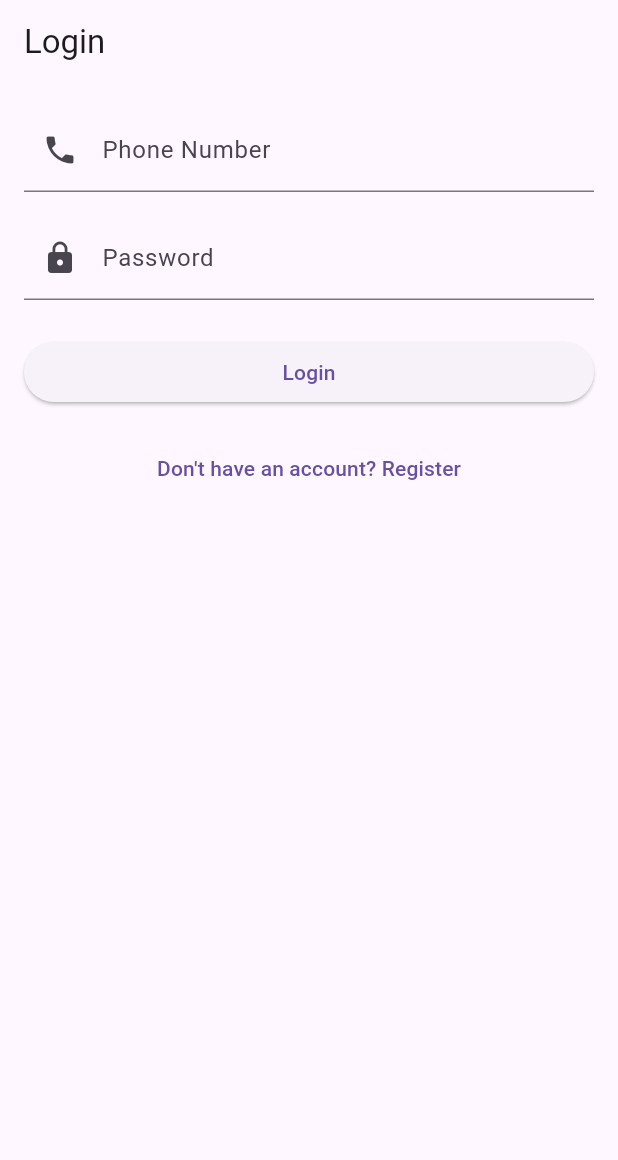
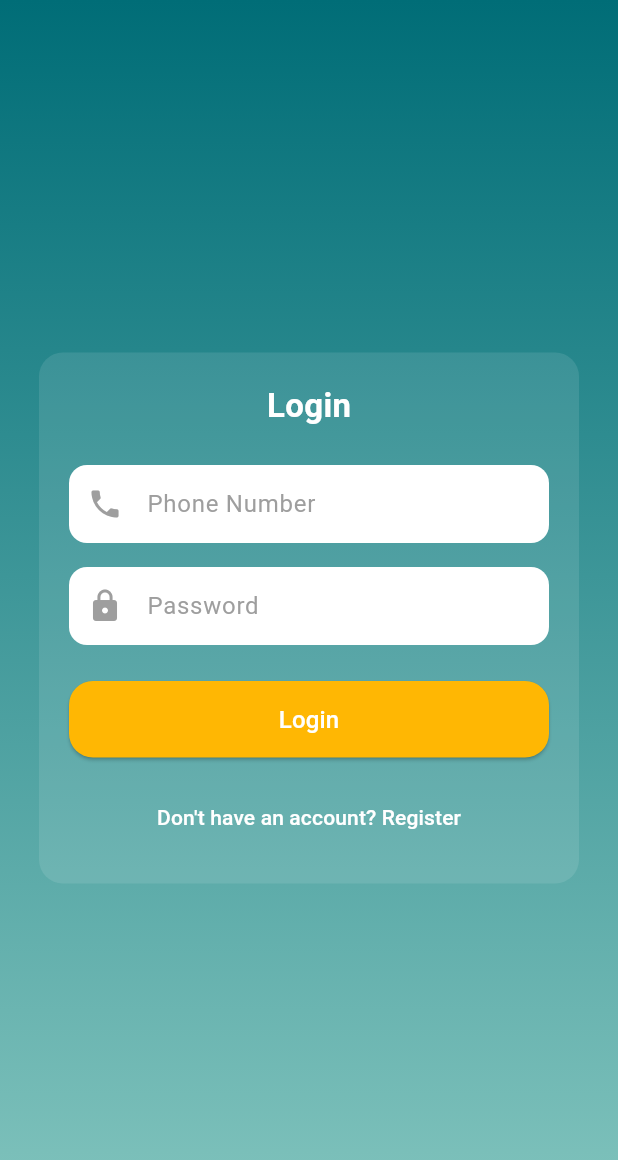
Before and after one commit to MarronMw/mkhonde_app, a Flutter app: the screen it shows after launch, after a tap on "Register", after a tap on "Already have an account? Login", on a phone screen of 412 x 824 dp. Shown: the top 1160 px of the screen. Run offline on Flutter 3.47's test engine with Material 3 defaults, Android fonts, the phone set to English and light mode, and no system bars; our stand-ins replace font_awesome_flutter, sqflite; accounts and stored records are empty.

Commit message:
login and register screen

```diff
--- a/mkhonde_ui/lib/screens/login_screen.dart
+++ b/mkhonde_ui/lib/screens/login_screen.dart
@@ -21,20 +21,61 @@ class _LoginScreenState extends State<LoginScreen> {
     super.dispose();
   }
 
+  InputDecoration _buildInputDecoration(String label, IconData icon) {
+    return InputDecoration(
+      filled: true,
+      fillColor: Colors.white,
+      prefixIcon: Icon(icon, color: Colors.grey),
+      labelText: label,
+      labelStyle: const TextStyle(color: Colors.grey),
+      contentPadding: const EdgeInsets.symmetric(vertical: 14, horizontal: 16),
+      border: OutlineInputBorder(
+        borderRadius: BorderRadius.circular(12),
+        borderSide: BorderSide.none,
+      ),
+    );
+  }
+
   @override
   Widget build(BuildContext context) {
     final authProvider = context.watch<AuthProvider>();
 
     return Scaffold(
-      appBar: AppBar(title: const Text('Login')),
-      body: authProvider.isLoading
+      body: Container(
+        width: double.infinity,
+        height: double.infinity,
+        decoration: const BoxDecoration(
+          gradient: LinearGradient(
+            colors: [Color(0xFF006D77), Color(0xFF83C5BE)],
+            begin: Alignment.topCenter,
+            end: Alignment.bottomCenter,
+          ),
+        ),
+        child: authProvider.isLoading
             ? const Center(child: CircularProgressIndicator())
-          : SingleChildScrollView(
-        padding: const EdgeInsets.all(16),
+            : Center(
+          child: SingleChildScrollView(
+            padding: const EdgeInsets.symmetric(horizontal: 24, vertical: 36),
+            child: Container(
+              padding: const EdgeInsets.all(20),
+              decoration: BoxDecoration(
+                color: Colors.white.withOpacity(0.1),
+                borderRadius: BorderRadius.circular(16),
+              ),
+              width: 360,
               child: Form(
                 key: _formKey,
                 child: Column(
                   children: [
+                    const Text(
+                      'Login',
+                      style: TextStyle(
+                        color: Colors.white,
+                        fontSize: 22,
+                        fontWeight: FontWeight.bold,
+                      ),
+                    ),
+                    const SizedBox(height: 24),
                     if (authProvider.error != null)
                       Padding(
                         padding: const EdgeInsets.only(bottom: 16),
@@ -45,11 +86,8 @@ class _LoginScreenState extends State<LoginScreen> {
                       ),
                     TextFormField(
                       controller: _phoneController,
-                decoration: const InputDecoration(
-                  labelText: 'Phone Number',
-                  prefixIcon: Icon(Icons.phone),
-                ),
                       keyboardType: TextInputType.phone,
+                      decoration: _buildInputDecoration('Phone Number', Icons.phone),
                       validator: (value) {
                         if (value == null || value.isEmpty) {
                           return 'Please enter your phone number';
@@ -60,11 +98,8 @@ class _LoginScreenState extends State<LoginScreen> {
                     const SizedBox(height: 16),
                     TextFormField(
                       controller: _passwordController,
-                decoration: const InputDecoration(
-                  labelText: 'Password',
-                  prefixIcon: Icon(Icons.lock),
-                ),
                       obscureText: true,
+                      decoration: _buildInputDecoration('Password', Icons.lock),
                       validator: (value) {
                         if (value == null || value.isEmpty) {
                           return 'Please enter your password';
@@ -94,17 +129,33 @@ class _LoginScreenState extends State<LoginScreen> {
                             }
                           }
                         },
-                  child: const Text('Login'),
+                        style: ElevatedButton.styleFrom(
+                          backgroundColor: const Color(0xFFFFB703),
+                          padding: const EdgeInsets.symmetric(vertical: 14),
+                          shape: RoundedRectangleBorder(
+                            borderRadius: BorderRadius.circular(16),
+                          ),
+                        ),
+                        child: const Text(
+                          'Login',
+                          style: TextStyle(fontSize: 16, color: Colors.white),
+                        ),
                       ),
                     ),
                     const SizedBox(height: 16),
                     TextButton(
                       onPressed: () {
-                  Navigator.pushReplacementNamed(context, '/register');
+                        Navigator.pushReplacementNamed(context, '/');
                       },
-                child: const Text('Don\'t have an account? Register'),
+                      child: const Text(
+                        "Don't have an account? Register",
+                        style: TextStyle(color: Colors.white),
+                      ),
                     ),
                   ],
+                ),
+              ),
+            ),
           ),
         ),
       ),
--- a/mkhonde_ui/lib/screens/registration_screen.dart
+++ b/mkhonde_ui/lib/screens/registration_screen.dart
@@ -1,7 +1,6 @@
 import 'package:flutter/material.dart';
 import 'package:provider/provider.dart';
 import '../providers/auth_provider.dart';
-
 
 class RegistrationScreen extends StatefulWidget {
   const RegistrationScreen({super.key});
@@ -26,20 +25,61 @@ class _RegistrationScreenState extends State<RegistrationScreen> {
     super.dispose();
   }
 
+  InputDecoration _buildInputDecoration(String label, IconData icon) {
+    return InputDecoration(
+      filled: true,
+      fillColor: Colors.white,
+      prefixIcon: Icon(icon, color: Colors.grey),
+      labelText: label,
+      labelStyle: const TextStyle(color: Colors.grey),
+      contentPadding: const EdgeInsets.symmetric(vertical: 14, horizontal: 16),
+      border: OutlineInputBorder(
+        borderRadius: BorderRadius.circular(12),
+        borderSide: BorderSide.none,
+      ),
+    );
+  }
+
   @override
   Widget build(BuildContext context) {
     final authProvider = context.watch<AuthProvider>();
 
     return Scaffold(
-      appBar: AppBar(title: const Text('Register')),
-      body: authProvider.isLoading
+      body: Container(
+        width: double.infinity,
+        height: double.infinity,
+        decoration: const BoxDecoration(
+          gradient: LinearGradient(
+            colors: [Color(0xFF006D77), Color(0xFF83C5BE)],
+            begin: Alignment.topCenter,
+            end: Alignment.bottomCenter,
+          ),
+        ),
+        child: authProvider.isLoading
             ? const Center(child: CircularProgressIndicator())
-          : SingleChildScrollView(
-        padding: const EdgeInsets.all(16),
+            : Center(
+          child: SingleChildScrollView(
+            padding: const EdgeInsets.symmetric(horizontal: 24, vertical: 36),
+            child: Container(
+              padding: const EdgeInsets.all(20),
+              decoration: BoxDecoration(
+                color: Colors.white.withOpacity(0.1),
+                borderRadius: BorderRadius.circular(16),
+              ),
+              width: 360,
               child: Form(
                 key: _formKey,
                 child: Column(
                   children: [
+                    const Text(
+                      'Register',
+                      style: TextStyle(
+                        color: Colors.white,
+                        fontSize: 22,
+                        fontWeight: FontWeight.bold,
+                      ),
+                    ),
+                    const SizedBox(height: 24),
                     if (authProvider.error != null)
                       Padding(
                         padding: const EdgeInsets.only(bottom: 16),
@@ -50,10 +90,7 @@ class _RegistrationScreenState extends State<RegistrationScreen> {
                       ),
                     TextFormField(
                       controller: _nameController,
-                decoration: const InputDecoration(
-                  labelText: 'Full Name',
-                  prefixIcon: Icon(Icons.person),
-                ),
+                      decoration: _buildInputDecoration('Full Name', Icons.person),
                       validator: (value) {
                         if (value == null || value.isEmpty) {
                           return 'Please enter your name';
@@ -61,15 +98,11 @@ class _RegistrationScreenState extends State<RegistrationScreen> {
                         return null;
                       },
                     ),
-
                     const SizedBox(height: 16),
                     TextFormField(
                       controller: _phoneController,
-                decoration: const InputDecoration(
-                  labelText: 'Phone Number',
-                  prefixIcon: Icon(Icons.phone),
-                ),
                       keyboardType: TextInputType.phone,
+                      decoration: _buildInputDecoration('Phone Number', Icons.phone),
                       validator: (value) {
                         if (value == null || value.isEmpty) {
                           return 'Please enter your phone number';
@@ -80,11 +113,8 @@ class _RegistrationScreenState extends State<RegistrationScreen> {
                     const SizedBox(height: 16),
                     TextFormField(
                       controller: _passwordController,
-                decoration: const InputDecoration(
-                  labelText: 'Password',
-                  prefixIcon: Icon(Icons.lock),
-                ),
                       obscureText: true,
+                      decoration: _buildInputDecoration('Password', Icons.lock),
                       validator: (value) {
                         if (value == null || value.isEmpty) {
                           return 'Please enter a password';
@@ -98,11 +128,8 @@ class _RegistrationScreenState extends State<RegistrationScreen> {
                     const SizedBox(height: 16),
                     TextFormField(
                       controller: _confirmPasswordController,
-                decoration: const InputDecoration(
-                  labelText: 'Confirm Password',
-                  prefixIcon: Icon(Icons.lock),
-                ),
                       obscureText: true,
+                      decoration: _buildInputDecoration('Confirm Password', Icons.lock_outline),
                       validator: (value) {
                         if (value != _passwordController.text) {
                           return 'Passwords do not match';
@@ -127,13 +154,23 @@ class _RegistrationScreenState extends State<RegistrationScreen> {
                               Navigator.pushReplacementNamed(
                                 context,
                                 authProvider.currentUser?['languageCode'] == null
-                                ? '/language'
-                                : '/maingroup'
+                                    ? '/'
+                                    : '/language',
                               );
                             }
                           }
                         },
-                  child: const Text('Register'),
+                        style: ElevatedButton.styleFrom(
+                          backgroundColor: const Color(0xFFFFB703),
+                          padding: const EdgeInsets.symmetric(vertical: 14),
+                          shape: RoundedRectangleBorder(
+                            borderRadius: BorderRadius.circular(16),
+                          ),
+                        ),
+                        child: const Text(
+                          'Register',
+                          style: TextStyle(fontSize: 16, color: Colors.white),
+                        ),
                       ),
                     ),
                     const SizedBox(height: 16),
@@ -141,9 +178,15 @@ class _RegistrationScreenState extends State<RegistrationScreen> {
                       onPressed: () {
                         Navigator.pushReplacementNamed(context, '/login');
                       },
-                child: const Text('Already have an account? Login'),
+                      child: const Text(
+                        'Already have an account? Login',
+                        style: TextStyle(color: Colors.white),
+                      ),
                     ),
                   ],
+                ),
+              ),
+            ),
           ),
         ),
       ),
```
Also changed, not shown: mkhonde_ui/pubspec.lock. Lines whose indentation alone changed are shown as unchanged.
